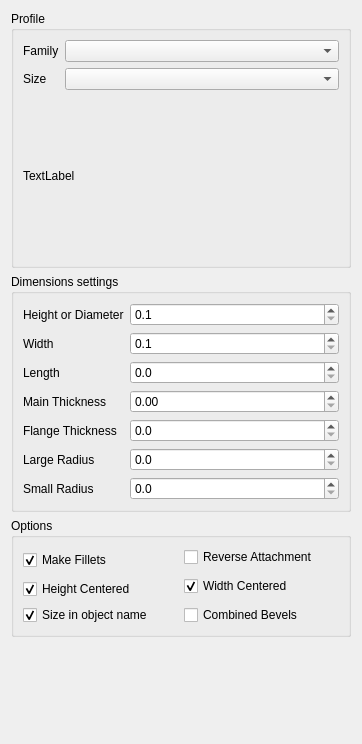
Qt form freecad/frameforge/resources/ui/create_profiles.ui (rfootq/frameforge) before a commit.
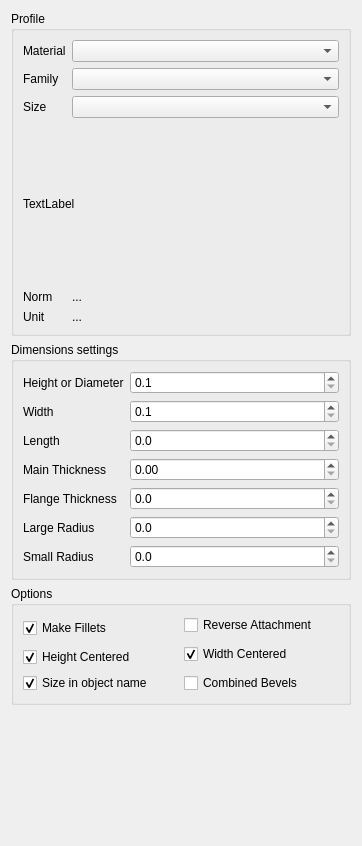
The same form after that commit.

```diff
--- a/freecad/frameforge/resources/ui/create_profiles.ui
+++ b/freecad/frameforge/resources/ui/create_profiles.ui
@@ -7,7 +7,7 @@
     <x>0</x>
     <y>0</y>
     <width>362</width>
-    <height>744</height>
+    <height>846</height>
    </rect>
   </property>
   <property name="windowTitle">
@@ -20,6 +20,16 @@
       <string>Profile</string>
      </property>
      <layout class="QFormLayout" name="formLayout">
+      <item row="0" column="0">
+       <widget class="QLabel" name="label_10">
+        <property name="text">
+         <string>Material</string>
+        </property>
+       </widget>
+      </item>
+      <item row="0" column="1">
+       <widget class="QComboBox" name="combo_material"/>
+      </item>
       <item row="1" column="0">
        <widget class="QLabel" name="label">
         <property name="text">
@@ -48,7 +58,7 @@
         </property>
        </widget>
       </item>
-      <item row="3" column="0" colspan="2">
+      <item row="4" column="0" colspan="2">
        <widget class="QLabel" name="label_image">
         <property name="minimumSize">
          <size>
@@ -61,6 +71,34 @@
         </property>
        </widget>
       </item>
+      <item row="5" column="0">
+       <widget class="QLabel" name="label_11">
+        <property name="text">
+         <string>Norm</string>
+        </property>
+       </widget>
+      </item>
+      <item row="5" column="1">
+       <widget class="QLabel" name="label_norm">
+        <property name="text">
+         <string>...</string>
+        </property>
+       </widget>
+      </item>
+      <item row="6" column="0">
+       <widget class="QLabel" name="label_13">
+        <property name="text">
+         <string>Unit</string>
+        </property>
+       </widget>
+      </item>
+      <item row="6" column="1">
+       <widget class="QLabel" name="label_unit">
+        <property name="text">
+         <string>...</string>
+        </property>
+       </widget>
+      </item>
      </layout>
     </widget>
    </item>
```
